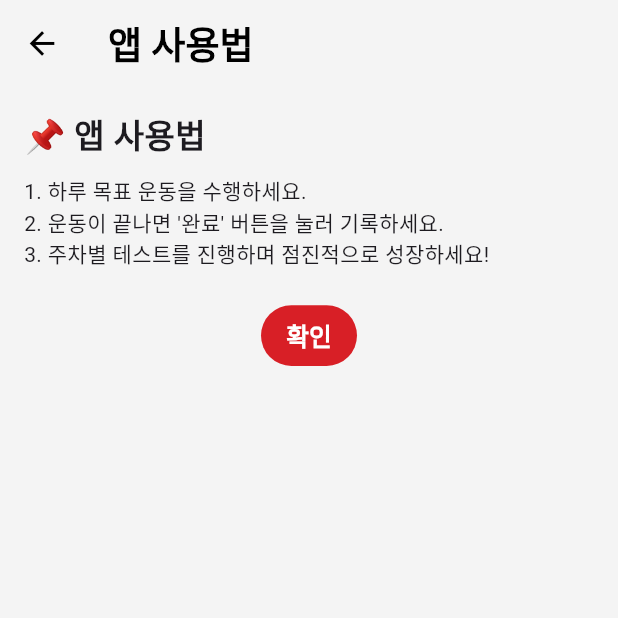
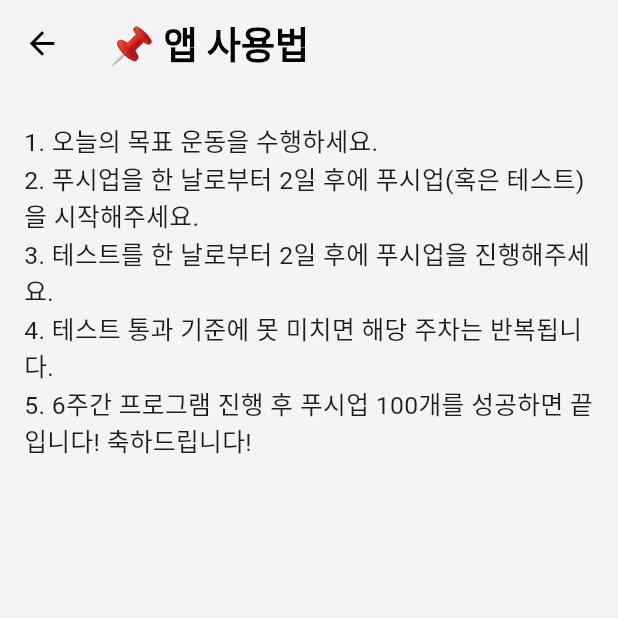
Before and after one commit to JYB0/push100, a Flutter app: the SettingScreen screen opened directly, after a tap on "앱 사용법", on a phone screen of 412 x 824 dp, the top half of it. Run offline on Flutter 3.47's test engine with Material 3 defaults, Android fonts, the light colour scheme and no system bars; our stand-ins replace adaptive_dialog, flutter_local_notifications, google_fonts, shared_preferences, vibration; missing offline and left inert: flutter_confetti; accounts and stored records are empty.

Commit message:
app_guide_screen

```diff
--- a/lib/screens/setting_screen.dart
+++ b/lib/screens/setting_screen.dart
@@ -1,3 +1,4 @@
+import 'package:animations/animations.dart';
 import 'package:flutter/material.dart';
 import 'package:adaptive_dialog/adaptive_dialog.dart';
 import 'package:push100/main.dart';
@@ -39,14 +40,26 @@ class SettingScreen extends StatelessWidget {
   /// ✅ 앱 사용법 화면 이동
   void _navigateToTutorial(BuildContext context) {
     Navigator.of(context).push(
-      MaterialPageRoute(builder: (context) => const TutorialScreen()),
+      PageRouteBuilder(
+        transitionDuration: const Duration(milliseconds: 500), // 애니메이션 지속 시간
+        pageBuilder: (context, animation, secondaryAnimation) =>
+            const TutorialScreen(),
+        transitionsBuilder: (context, animation, secondaryAnimation, child) {
+          return SharedAxisTransition(
+            animation: animation,
+            secondaryAnimation: secondaryAnimation,
+            transitionType: SharedAxisTransitionType.horizontal, // 가로 방향 이동
+            child: child,
+          );
+        },
+      ),
     );
   }
 
   @override
   Widget build(BuildContext context) {
     final screenWidth = MediaQuery.of(context).size.width;
-    final screenHeight = MediaQuery.of(context).size.height;
+    // final screenHeight = MediaQuery.of(context).size.height;
 
     double baseFontSize = 16.0;
     double dynamicFontSize = baseFontSize * (screenWidth / 400);
--- a/lib/screens/tutorial_screen.dart
+++ b/lib/screens/tutorial_screen.dart
@@ -5,30 +5,51 @@ class TutorialScreen extends StatelessWidget {
 
   @override
   Widget build(BuildContext context) {
+    final screenWidth = MediaQuery.of(context).size.width;
+    final screenHeight = MediaQuery.of(context).size.height;
+
+    double baseFontSize = 16.0;
+    double dynamicFontSize = baseFontSize * (screenWidth / 400);
+
     return Scaffold(
-      appBar: AppBar(title: const Text("앱 사용법")),
+      appBar: AppBar(title: const Text("📌 앱 사용법")),
       body: Padding(
         padding: const EdgeInsets.all(16.0),
         child: Column(
           crossAxisAlignment: CrossAxisAlignment.start,
           children: [
-            const Text(
-              "📌 앱 사용법",
-              style: TextStyle(fontSize: 22, fontWeight: FontWeight.bold),
-            ),
-            const SizedBox(height: 10),
-            const Text("1. 하루 목표 운동을 수행하세요."),
-            const Text("2. 운동이 끝나면 '완료' 버튼을 눌러 기록하세요."),
-            const Text("3. 주차별 테스트를 진행하며 점진적으로 성장하세요!"),
-            const SizedBox(height: 20),
-            Center(
-              child: ElevatedButton(
-                onPressed: () {
-                  Navigator.pop(context);
-                },
-                child: const Text("확인"),
+            SizedBox(height: screenHeight * 0.01),
+            Text(
+              "1. 오늘의 목표 운동을 수행하세요.",
+              style: TextStyle(
+                fontSize: dynamicFontSize,
               ),
             ),
+            Text(
+              "2. 푸시업을 한 날로부터 2일 후에 푸시업(혹은 테스트)을 시작해주세요.",
+              style: TextStyle(
+                fontSize: dynamicFontSize,
+              ),
+            ),
+            Text(
+              "3. 테스트를 한 날로부터 2일 후에 푸시업을 진행해주세요.",
+              style: TextStyle(
+                fontSize: dynamicFontSize,
+              ),
+            ),
+            Text(
+              "4. 테스트 통과 기준에 못 미치면 해당 주차는 반복됩니다.",
+              style: TextStyle(
+                fontSize: dynamicFontSize,
+              ),
+            ),
+            Text(
+              "5. 6주간 프로그램 진행 후 푸시업 100개를 성공하면 끝입니다! 축하드립니다!",
+              style: TextStyle(
+                fontSize: dynamicFontSize,
+              ),
+            ),
+            SizedBox(height: screenHeight * 0.01),
           ],
         ),
       ),
```
